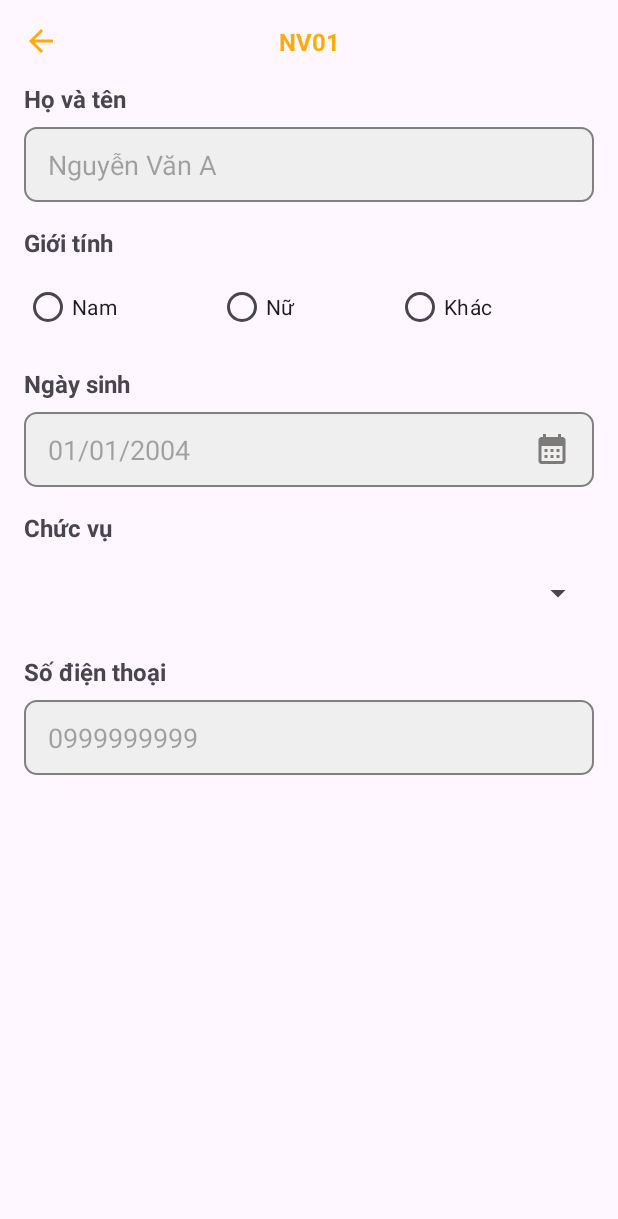
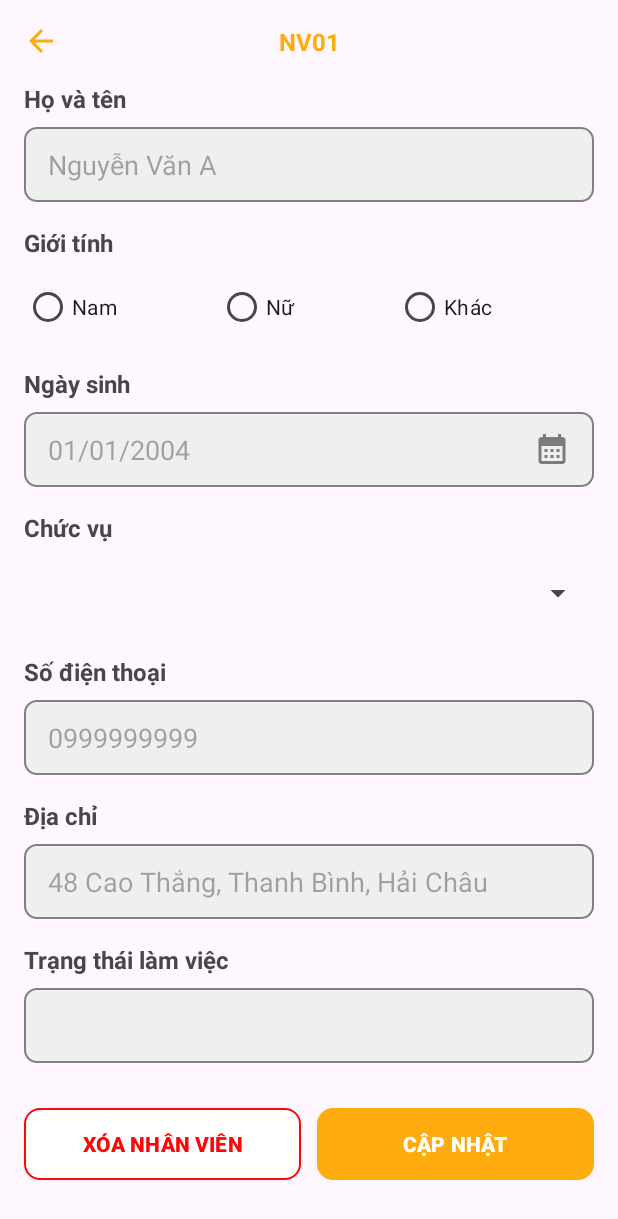
Before and after one commit to truongvu1508/BeanyDrinks, an Android app: the fragment XemNhanVienFragment shown on its own in the app's theme, on a phone screen of 412 x 824 dp. Shown: the top 1219 px of the screen. Run offline under Robolectric (Android 15) with nearby library versions, the phone set to English and light mode, and no system bars.

Commit message:
create Fragment Add NhanVien

```diff
--- /dev/null
+++ b/app/src/main/java/com/example/beanydrinks/AddNhanVienFragment.java
@@ -0,0 +1,64 @@
+package com.example.beanydrinks;
+
+import android.os.Bundle;
+
+import androidx.fragment.app.Fragment;
+
+import android.view.LayoutInflater;
+import android.view.View;
+import android.view.ViewGroup;
+
+/**
+ * A simple {@link Fragment} subclass.
+ * Use the {@link AddNhanVienFragment#newInstance} factory method to
+ * create an instance of this fragment.
+ */
+public class AddNhanVienFragment extends Fragment {
+
+    // TODO: Rename parameter arguments, choose names that match
+    // the fragment initialization parameters, e.g. ARG_ITEM_NUMBER
+    private static final String ARG_PARAM1 = "param1";
+    private static final String ARG_PARAM2 = "param2";
+
+    // TODO: Rename and change types of parameters
+    private String mParam1;
+    private String mParam2;
+
+    public AddNhanVienFragment() {
+        // Required empty public constructor
+    }
+
+    /**
+     * Use this factory method to create a new instance of
+     * this fragment using the provided parameters.
+     *
+     * @param param1 Parameter 1.
+     * @param param2 Parameter 2.
+     * @return A new instance of fragment AddNhanVienFragment.
+     */
+    // TODO: Rename and change types and number of parameters
+    public static AddNhanVienFragment newInstance(String param1, String param2) {
+        AddNhanVienFragment fragment = new AddNhanVienFragment();
+        Bundle args = new Bundle();
+        args.putString(ARG_PARAM1, param1);
+        args.putString(ARG_PARAM2, param2);
+        fragment.setArguments(args);
+        return fragment;
+    }
+
+    @Override
+    public void onCreate(Bundle savedInstanceState) {
+        super.onCreate(savedInstanceState);
+        if (getArguments() != null) {
+            mParam1 = getArguments().getString(ARG_PARAM1);
+            mParam2 = getArguments().getString(ARG_PARAM2);
+        }
+    }
+
+    @Override
+    public View onCreateView(LayoutInflater inflater, ViewGroup container,
+                             Bundle savedInstanceState) {
+        // Inflate the layout for this fragment
+        return inflater.inflate(R.layout.fragment_add_nhan_vien, container, false);
+    }
+}
--- /dev/null
+++ b/app/src/main/res/drawable/button_delete.xml
@@ -0,0 +1,6 @@
+<?xml version="1.0" encoding="utf-8"?>
+<shape android:shape="rectangle" xmlns:android="http://schemas.android.com/apk/res/android">
+    <solid android:color="@color/white"/>
+    <corners android:radius="10dp"/>
+    <stroke android:color="@color/red" android:width="1dp"/>
+</shape>
--- /dev/null
+++ b/app/src/main/res/drawable/button_update.xml
@@ -0,0 +1,6 @@
+<?xml version="1.0" encoding="utf-8"?>
+<shape android:shape="rectangle" xmlns:android="http://schemas.android.com/apk/res/android">
+    <solid android:color="@color/orange"/>
+    <corners android:radius="10dp"/>
+    <stroke android:color="@color/orange" android:width="1dp"/>
+</shape>
--- /dev/null
+++ b/app/src/main/res/drawable/custom_spinner.xml
@@ -0,0 +1,6 @@
+<?xml version="1.0" encoding="utf-8"?>
+<shape android:shape="rectangle" xmlns:android="http://schemas.android.com/apk/res/android">
+    <stroke android:width="1dp" android:color="@color/gray"/>
+    <solid android:color="@color/grey"/>
+    <corners android:radius="8dp"/>
+</shape>
--- /dev/null
+++ b/app/src/main/res/layout/fragment_add_nhan_vien.xml
@@ -0,0 +1,14 @@
+<?xml version="1.0" encoding="utf-8"?>
+<FrameLayout xmlns:android="http://schemas.android.com/apk/res/android"
+    xmlns:tools="http://schemas.android.com/tools"
+    android:layout_width="match_parent"
+    android:layout_height="match_parent"
+    tools:context=".AddNhanVienFragment">
+
+    <!-- TODO: Update blank fragment layout -->
+    <TextView
+        android:layout_width="match_parent"
+        android:layout_height="match_parent"
+        android:text="@string/hello_blank_fragment" />
+
+</FrameLayout>
--- a/app/src/main/res/layout/fragment_xem_nhan_vien.xml
+++ b/app/src/main/res/layout/fragment_xem_nhan_vien.xml
@@ -143,7 +143,7 @@
             android:text="Chức vụ" />
 
         <Spinner
-            android:id="@+id/spinner"
+            android:id="@+id/spinnerChucVu"
             android:layout_width="match_parent"
             android:layout_height="50dp"
             android:layout_marginBottom="16dp"
@@ -168,6 +168,72 @@
             android:hint="0999999999"
             android:ems="10"
             android:inputType="phone" />
+
+        <TextView
+            android:id="@+id/textView5"
+            android:layout_width="match_parent"
+            android:layout_height="wrap_content"
+            android:textStyle="bold"
+            android:layout_marginBottom="8dp"
+            android:textSize="16sp"
+            android:text="Địa chỉ" />
+
+        <EditText
+            android:id="@+id/editTextText"
+            android:layout_width="match_parent"
+            android:layout_height="wrap_content"
+            android:inputType="text"
+            android:background="@drawable/custom_input"
+            android:layout_marginBottom="16dp"
+            android:paddingLeft="16dp"
+            android:hint="48 Cao Thắng, Thanh Bình, Hải Châu"
+            android:ems="10" />
+
+        <TextView
+            android:id="@+id/textView8"
+            android:layout_width="match_parent"
+            android:layout_height="wrap_content"
+            android:textStyle="bold"
+            android:layout_marginBottom="8dp"
+            android:textSize="16sp"
+            android:text="Trạng thái làm việc" />
+
+        <Spinner
+            android:id="@+id/spinnerTrangThaiLamViec"
+            android:layout_width="match_parent"
+            android:layout_height="50dp"
+            android:layout_marginBottom="30dp"
+            android:background="@drawable/custom_spinner"/>
+
+        <LinearLayout
+            android:layout_width="match_parent"
+            android:layout_height="match_parent"
+            android:orientation="horizontal">
+
+            <Button
+                android:id="@+id/button_DeleteNV"
+                android:layout_width="0dp"
+                android:layout_height="wrap_content"
+                android:layout_weight="1"
+                android:layout_marginRight="5dp"
+                app:backgroundTint="@null"
+                android:textColor="@color/red"
+                android:textStyle="bold"
+                android:background="@drawable/button_delete"
+                android:text="XÓA NHÂN VIÊN" />
+
+            <Button
+                android:id="@+id/button_UpdateNV"
+                android:layout_width="0dp"
+                android:layout_height="wrap_content"
+                android:layout_weight="1"
+                android:layout_marginLeft="5dp"
+                app:backgroundTint="@null"
+                android:textColor="@color/white"
+                android:textStyle="bold"
+                android:background="@drawable/button_update"
+                android:text="CẬP NHẬT" />
+        </LinearLayout>
     </LinearLayout>
 
 </androidx.constraintlayout.widget.ConstraintLayout>
--- a/app/src/main/res/values/colors.xml
+++ b/app/src/main/res/values/colors.xml
@@ -6,4 +6,5 @@
     <color name="gray">#808080</color>
     <color name="green">#02AE26</color>
     <color name="grey">#EFEFEF</color>
+    <color name="red">#FF0505</color>
 </resources>
```
